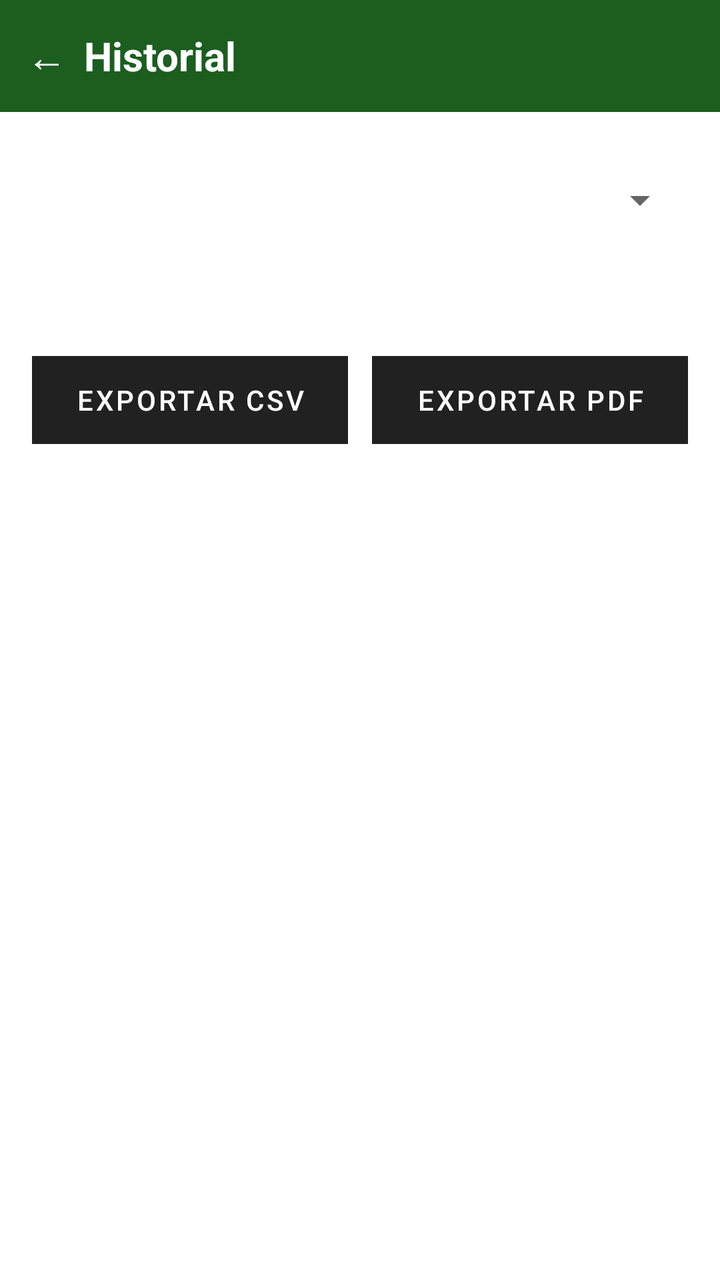
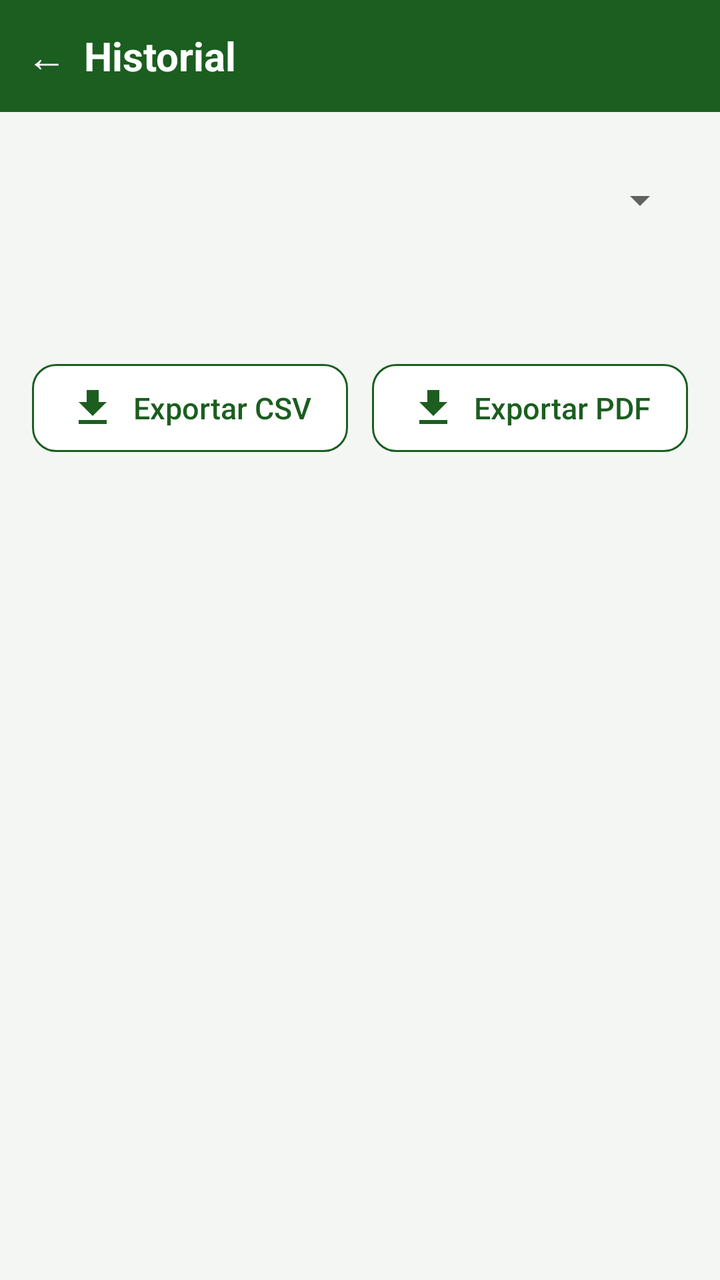

Two renders of the same Android screen: before a commit and after it. Below are the layout's source before the change and the commit's diff.
<!-- AndroidManifest.xml: application theme Theme.PaltaScan -->
<!-- res/layout/activity_historial.xml -->
<?xml version="1.0" encoding="utf-8"?>
<LinearLayout xmlns:android="http://schemas.android.com/apk/res/android"
    android:layout_width="match_parent"
    android:layout_height="match_parent"
    android:background="@color/primario_oscuro"
    android:orientation="vertical">

    <LinearLayout
        style="@style/Barra"
        android:layout_width="match_parent"
        android:layout_height="wrap_content"
        android:paddingStart="4dp"
        android:paddingTop="4dp"
        android:paddingBottom="4dp"
        android:gravity="center_vertical">

        <Button
            android:id="@+id/botonAtras"
            style="@style/Widget.MaterialComponents.Button.TextButton"
            android:layout_width="wrap_content"
            android:layout_height="wrap_content"
            android:minWidth="0dp"
            android:text="←"
            android:textColor="#FFFFFF"
            android:textSize="20sp" />

        <TextView
            style="@style/TituloBarra"
            android:layout_width="wrap_content"
            android:layout_height="wrap_content"
            android:text="@string/historial" />
    </LinearLayout>

    <LinearLayout
        android:layout_width="match_parent"
        android:layout_height="0dp"
        android:layout_weight="1"
        android:background="@color/fondo"
        android:orientation="vertical"
        android:padding="16dp">

    <Spinner
        android:id="@+id/selectorLote"
        android:layout_width="match_parent"
        android:layout_height="48dp"
        android:layout_marginTop="4dp" />

    <TextView
        android:id="@+id/textoResumen"
        style="@style/Valor"
        android:layout_width="match_parent"
        android:layout_height="wrap_content"
        android:layout_marginTop="6dp"
        android:textSize="14sp" />

    <TextView
        android:id="@+id/textoMadurez"
        style="@style/Etiqueta"
        android:layout_width="match_parent"
        android:layout_height="wrap_content" />

    <LinearLayout
        android:layout_width="match_parent"
        android:layout_height="wrap_content"
        android:layout_marginTop="8dp">

        <Button
            android:id="@+id/botonCsv"
            style="@style/BotonBorde"
            android:layout_width="0dp"
            android:layout_height="wrap_content"
            android:layout_marginEnd="6dp"
            android:layout_weight="1"
            android:text="@string/exportar_csv" />

        <Button
            android:id="@+id/botonPdf"
            style="@style/BotonBorde"
            android:layout_width="0dp"
            android:layout_height="wrap_content"
            android:layout_marginStart="6dp"
            android:layout_weight="1"
            android:text="@string/exportar_pdf" />
    </LinearLayout>

    <TextView
        android:id="@+id/textoVacio"
        style="@style/Etiqueta"
        android:layout_width="match_parent"
        android:layout_height="wrap_content"
        android:layout_marginTop="16dp"
        android:text="@string/historial_vacio"
        android:visibility="gone" />

    <androidx.recyclerview.widget.RecyclerView
        android:id="@+id/lista"
        android:layout_width="match_parent"
        android:layout_height="0dp"
        android:layout_marginTop="8dp"
        android:layout_weight="1" />
    </LinearLayout>
</LinearLayout>
<!-- resources referenced by this layout -->
<resources>
  <color name="fondo">#FFFFFF</color>
  <color name="primario_oscuro">#103D14</color>
  <string name="exportar_csv">Exportar CSV</string>
  <string name="exportar_pdf">Exportar PDF</string>
  <string name="historial">Historial</string>
  <string name="historial_vacio">Todavía no hay análisis.</string>
  <style name="Barra">
          <item name="android:background">@color/primario</item>
          <item name="android:paddingStart">16dp</item>
          <item name="android:paddingEnd">16dp</item>
          <item name="android:paddingTop">12dp</item>
          <item name="android:paddingBottom">12dp</item>
      </style>
  <style name="BotonBorde" parent="Widget.MaterialComponents.Button.UnelevatedButton">
          <item name="cornerRadius">0dp</item>
          <item name="backgroundTint">#212121</item>
          <item name="android:textColor">#FFFFFF</item>
          <item name="android:insetTop">2dp</item>
          <item name="android:insetBottom">2dp</item>
      </style>
  <style name="Etiqueta">
          <item name="android:textColor">@color/texto_suave</item>
          <item name="android:textSize">14sp</item>
      </style>
  <style name="TituloBarra">
          <item name="android:textColor">#FFFFFF</item>
          <item name="android:textSize">20sp</item>
          <item name="android:textStyle">bold</item>
      </style>
  <style name="Valor">
          <item name="android:textColor">@color/texto</item>
          <item name="android:textSize">16sp</item>
      </style>
  <style name="Theme.PaltaScan" parent="Theme.MaterialComponents.Light.NoActionBar">
          <item name="colorPrimary">@color/primario</item>
          <item name="colorPrimaryVariant">@color/primario_oscuro</item>
          <item name="colorOnPrimary">#FFFFFF</item>
          <item name="colorSecondary">@color/primario</item>
          <item name="colorOnSecondary">#FFFFFF</item>
          <item name="android:colorBackground">@color/fondo</item>
          <item name="colorSurface">@color/fondo</item>
          <item name="colorOnSurface">@color/texto</item>
          <item name="shapeAppearanceSmallComponent">@style/Recto</item>
          <item name="shapeAppearanceMediumComponent">@style/Recto</item>
          <item name="shapeAppearanceLargeComponent">@style/Recto</item>
          <item name="android:statusBarColor">@color/primario_oscuro</item>
          <item name="android:windowLightStatusBar">false</item>
          <item name="android:navigationBarColor">#000000</item>
      </style>
  <color name="primario">#1B5E20</color>
  <color name="texto_suave">#555555</color>
  <color name="texto">#000000</color>
  <style name="Recto">
          <item name="cornerSize">0dp</item>
      </style>
</resources>

<!-- the commit's change to res/layout/activity_historial.xml (unified diff, before → after) -->
@@ -1,5 +1,6 @@
 <?xml version="1.0" encoding="utf-8"?>
 <LinearLayout xmlns:android="http://schemas.android.com/apk/res/android"
+    xmlns:app="http://schemas.android.com/apk/res-auto"
     android:layout_width="match_parent"
     android:layout_height="match_parent"
     android:background="@color/primario_oscuro"
@@ -35,7 +36,7 @@
         android:layout_width="match_parent"
         android:layout_height="0dp"
         android:layout_weight="1"
-        android:background="@color/fondo"
+        android:background="@color/fondo_pantalla"
         android:orientation="vertical"
         android:padding="16dp">
 
@@ -71,7 +72,8 @@
             android:layout_height="wrap_content"
             android:layout_marginEnd="6dp"
             android:layout_weight="1"
-            android:text="@string/exportar_csv" />
+            android:text="@string/exportar_csv"
+            app:icon="@drawable/ic_exportar" />
 
         <Button
             android:id="@+id/botonPdf"
@@ -80,7 +82,8 @@
             android:layout_height="wrap_content"
             android:layout_marginStart="6dp"
             android:layout_weight="1"
-            android:text="@string/exportar_pdf" />
+            android:text="@string/exportar_pdf"
+            app:icon="@drawable/ic_exportar" />
     </LinearLayout>
 
     <TextView
<!-- resource entries referenced after the edit -->
@@ -1,7 +1,14 @@
 <!-- resources referenced by this layout -->
 <resources>
+  <color name="fondo_pantalla">#F3F6F3</color>
   <color name="fondo">#FFFFFF</color>
   <color name="primario_oscuro">#103D14</color>
+  <!-- drawable ic_exportar (drawable) -->
+  <vector xmlns:android="http://schemas.android.com/apk/res/android"
+      android:width="24dp" android:height="24dp" android:viewportWidth="24" android:viewportHeight="24"
+      android:tint="?attr/colorControlNormal">
+      <path android:fillColor="@android:color/white" android:pathData="M19,9h-4V3H9v6H5l7,7 7,-7zM5,18v2h14v-2H5z" />
+  </vector>
   <string name="exportar_csv">Exportar CSV</string>
   <string name="exportar_pdf">Exportar PDF</string>
   <string name="historial">Historial</string>
@@ -9,16 +16,22 @@
   <style name="Barra">
           <item name="android:background">@color/primario</item>
           <item name="android:paddingStart">16dp</item>
-          <item name="android:paddingEnd">16dp</item>
+          <item name="android:paddingEnd">8dp</item>
           <item name="android:paddingTop">12dp</item>
           <item name="android:paddingBottom">12dp</item>
       </style>
-  <style name="BotonBorde" parent="Widget.MaterialComponents.Button.UnelevatedButton">
-          <item name="cornerRadius">0dp</item>
-          <item name="backgroundTint">#212121</item>
-          <item name="android:textColor">#FFFFFF</item>
-          <item name="android:insetTop">2dp</item>
-          <item name="android:insetBottom">2dp</item>
+  <style name="BotonBorde" parent="Widget.MaterialComponents.Button.OutlinedButton">
+          <item name="cornerRadius">12dp</item>
+          <item name="android:textAllCaps">false</item>
+          <item name="android:textSize">15sp</item>
+          <item name="android:letterSpacing">0</item>
+          <item name="android:minHeight">56dp</item>
+          <item name="android:textColor">@color/primario</item>
+          <item name="iconTint">@color/primario</item>
+          <item name="strokeColor">@color/primario</item>
+          <item name="backgroundTint">@color/fondo</item>
+          <item name="iconGravity">textStart</item>
+          <item name="iconPadding">8dp</item>
       </style>
   <style name="Etiqueta">
           <item name="android:textColor">@color/texto_suave</item>
@@ -39,21 +52,25 @@
           <item name="colorOnPrimary">#FFFFFF</item>
           <item name="colorSecondary">@color/primario</item>
           <item name="colorOnSecondary">#FFFFFF</item>
-          <item name="android:colorBackground">@color/fondo</item>
+          <item name="android:colorBackground">@color/fondo_pantalla</item>
           <item name="colorSurface">@color/fondo</item>
           <item name="colorOnSurface">@color/texto</item>
-          <item name="shapeAppearanceSmallComponent">@style/Recto</item>
-          <item name="shapeAppearanceMediumComponent">@style/Recto</item>
-          <item name="shapeAppearanceLargeComponent">@style/Recto</item>
+          <item name="shapeAppearanceSmallComponent">@style/Redondeado.Chico</item>
+          <item name="shapeAppearanceMediumComponent">@style/Redondeado</item>
+          <item name="shapeAppearanceLargeComponent">@style/Redondeado</item>
           <item name="android:statusBarColor">@color/primario_oscuro</item>
           <item name="android:windowLightStatusBar">false</item>
           <item name="android:navigationBarColor">#000000</item>
       </style>
   <color name="primario">#1B5E20</color>
-  <color name="texto_suave">#555555</color>
-  <color name="texto">#000000</color>
-  <style name="Recto">
-          <item name="cornerSize">0dp</item>
+  <color name="texto_suave">#5F6360</color>
+  <color name="texto">#1C1C1C</color>
+  <style name="Redondeado.Chico">
+          <item name="cornerSize">10dp</item>
+      </style>
+  <style name="Redondeado">
+          <item name="cornerFamily">rounded</item>
+          <item name="cornerSize">12dp</item>
       </style>
 </resources>
 
